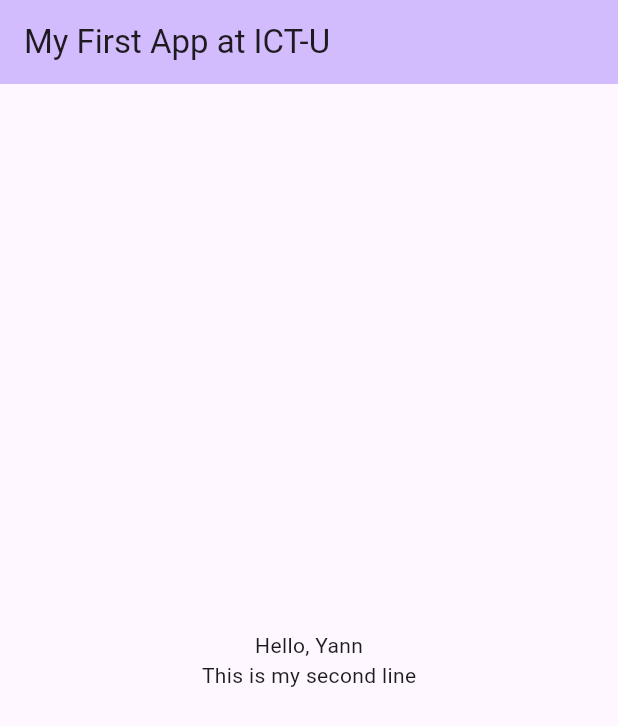
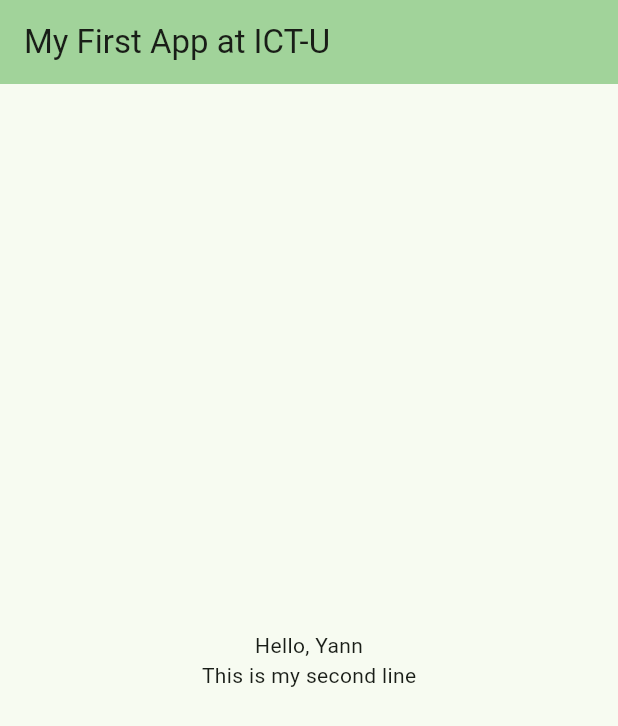
Before and after one commit to YEFF190/Pract-Exercise, a Flutter app: the screen it shows after launch, on a phone screen of 412 x 824 dp. Shown: the top 726 px of the screen. Run offline on Flutter 3.47's test engine with Material 3 defaults, Android fonts, the phone set to English and light mode, and no system bars.

Commit message:
Added the Screen size and i changed the seed colour

```diff
--- a/lib/main.dart
+++ b/lib/main.dart
@@ -28,7 +28,7 @@ class MyApp extends StatelessWidget {
         //
         // This works for code too, not just values: Most code changes can be
         // tested with just a hot reload.
-        colorScheme: .fromSeed(seedColor: Colors.deepPurple),
+        colorScheme: .fromSeed(seedColor: Colors.green),
       ),
       home: const MyHomePage(title: 'My First App at ICT-U'),
     );
@@ -69,6 +69,9 @@ class _MyHomePageState extends State<MyHomePage> {
 
   @override
   Widget build(BuildContext context) {
+
+    final width = MediaQuery.of(context).size.width;
+    debugPrint('Screen width: $width dp');
     // This method is rerun every time setState is called, for instance as done
     // by the _incrementCounter method above.
     //
```
